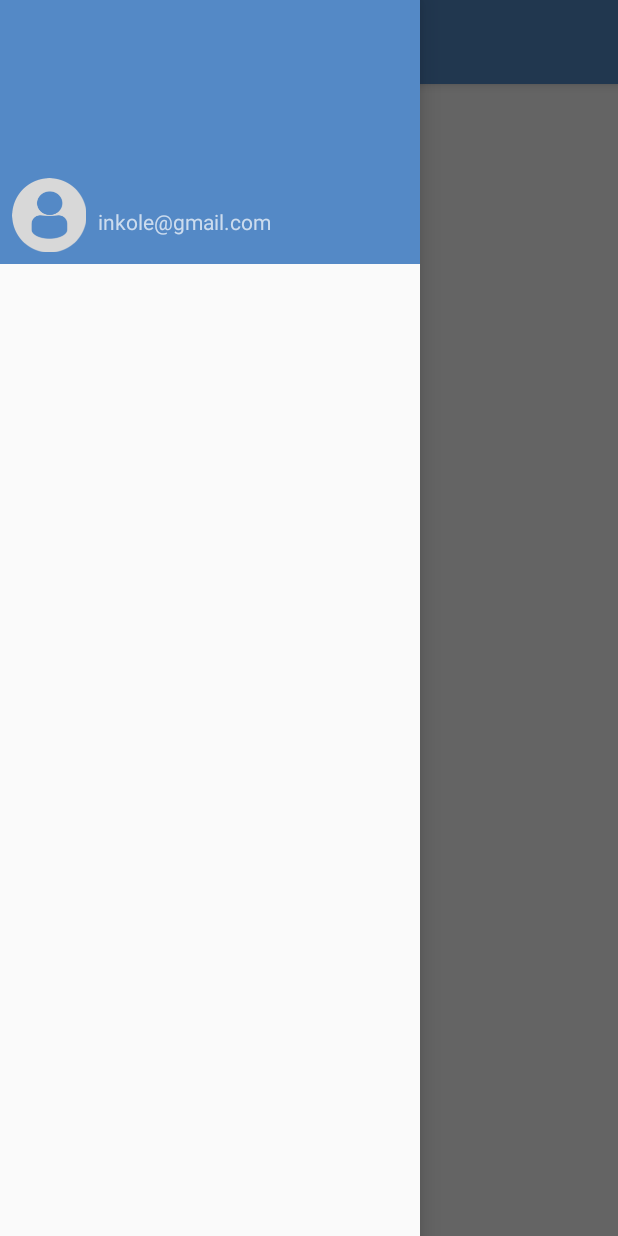
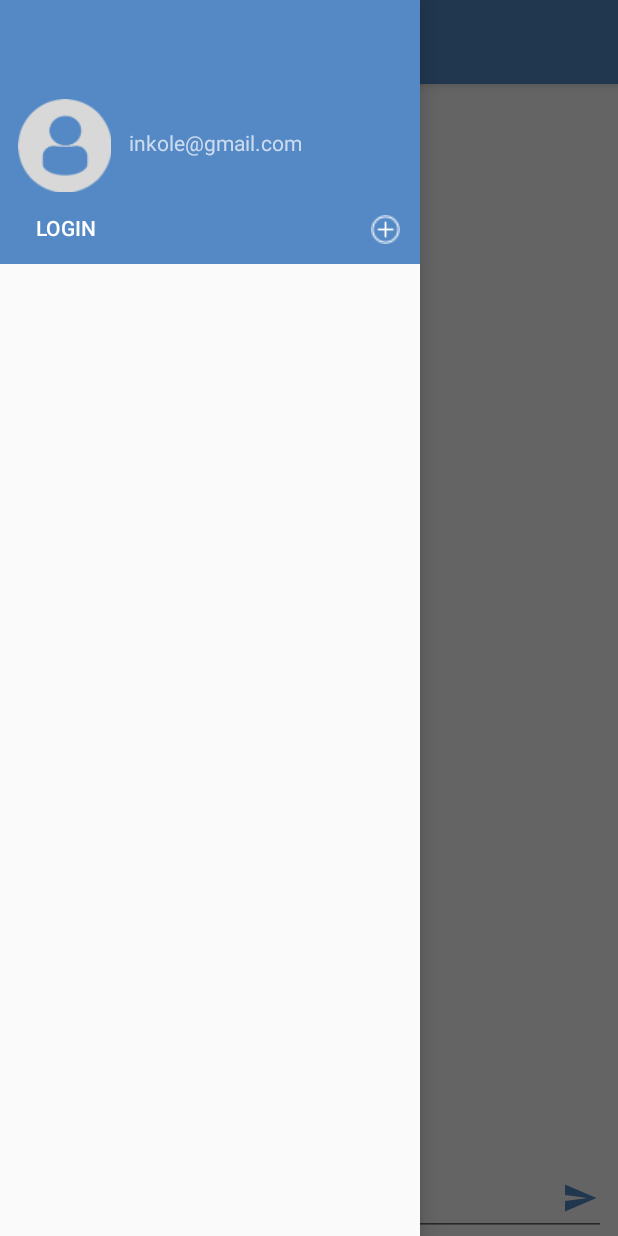
Before and after one commit to ivankollev/Smack, an Android app: the screen it shows after launch (MainActivity), with the side drawer open, on a phone screen of 412 x 824 dp. Run offline under Robolectric (Android 15) with nearby library versions, the phone set to English and light mode, and no system bars.

Commit message:
work on sidebar and main screen

```diff
--- a/app/src/main/java/com/example/ivankolev/smack/MainActivity.kt
+++ b/app/src/main/java/com/example/ivankolev/smack/MainActivity.kt
@@ -8,6 +8,7 @@ import android.support.v7.app.ActionBarDrawerToggle
 import android.support.v7.app.AppCompatActivity
 import android.view.Menu
 import android.view.MenuItem
+import android.view.View
 import kotlinx.android.synthetic.main.activity_main.*
 import kotlinx.android.synthetic.main.app_bar_main.*
 
@@ -31,4 +32,16 @@ class MainActivity : AppCompatActivity() {
             super.onBackPressed()
         }
     }
+
+    fun loginBtnNavClicked(view: View) {
+
+    }
+
+    fun addChannelClicked(view: View) {
+
+    }
+
+    fun sendMsgBtnClicked(view: View) {
+
+    }
 }
--- a/app/src/main/res/layout/content_main.xml
+++ b/app/src/main/res/layout/content_main.xml
@@ -8,13 +8,55 @@
     tools:context="com.example.ivankolev.smack.MainActivity"
     tools:showIn="@layout/app_bar_main">
 
+    <android.support.v7.widget.RecyclerView
+        android:id="@+id/messageListView"
+        android:layout_width="0dp"
+        android:layout_height="0dp"
+        android:layout_marginBottom="48dp"
+        android:layout_marginTop="32dp"
+        app:layout_constraintBottom_toBottomOf="parent"
+        app:layout_constraintEnd_toEndOf="parent"
+        app:layout_constraintHorizontal_bias="0.653"
+        app:layout_constraintStart_toStartOf="parent"
+        app:layout_constraintTop_toTopOf="parent" />
+
     <TextView
-        android:layout_width="wrap_content"
-        android:layout_height="wrap_content"
-        android:text="Hello World!"
-        app:layout_constraintBottom_toBottomOf="parent"
+        android:id="@+id/mainChannelName"
+        android:layout_width="0dp"
+        android:layout_height="17dp"
+        android:layout_marginTop="8dp"
+        android:text="Please Log in"
+        android:textAlignment="center"
         app:layout_constraintLeft_toLeftOf="parent"
         app:layout_constraintRight_toRightOf="parent"
         app:layout_constraintTop_toTopOf="parent" />
 
+    <EditText
+        android:id="@+id/messageTextField"
+        android:layout_width="0dp"
+        android:layout_height="wrap_content"
+        android:layout_marginEnd="8dp"
+        android:layout_marginStart="8dp"
+        android:ems="10"
+        android:hint="message:"
+        android:inputType="textMultiLine"
+        app:layout_constraintBottom_toBottomOf="parent"
+        app:layout_constraintEnd_toEndOf="parent"
+        app:layout_constraintStart_toStartOf="parent" />
+
+    <ImageButton
+        android:id="@+id/sendMessageBtn"
+        android:layout_width="35dp"
+        android:layout_height="35dp"
+        android:layout_marginBottom="8dp"
+        android:layout_marginEnd="8dp"
+        android:background="@android:color/transparent"
+        android:onClick="sendMsgBtnClicked"
+        android:tint="@color/colorPrimary"
+        app:layout_constraintBottom_toBottomOf="parent"
+        app:layout_constraintEnd_toEndOf="parent"
+        app:srcCompat="@drawable/ic_menu_send" />
+
+
+
 </android.support.constraint.ConstraintLayout>
--- a/app/src/main/res/layout/nav_header_main.xml
+++ b/app/src/main/res/layout/nav_header_main.xml
@@ -11,34 +11,61 @@
     tools:layout_editor_absoluteY="81dp">
 
     <ImageView
-        android:id="@+id/imageView"
-        android:layout_width="wrap_content"
-        android:layout_height="wrap_content"
+        android:id="@+id/userImageNavHeader"
+        android:layout_width="70dp"
+        android:layout_height="70dp"
         android:layout_marginBottom="8dp"
         android:layout_marginStart="8dp"
         android:paddingTop="@dimen/nav_header_vertical_spacing"
-        app:layout_constraintBottom_toBottomOf="parent"
+        app:layout_constraintBottom_toTopOf="@+id/loginBtnNavHeader"
         app:layout_constraintStart_toStartOf="parent"
         app:srcCompat="@drawable/profiledefault" />
 
     <TextView
-        android:id="@+id/textView2"
+        android:id="@+id/userNameNavHeader"
         android:layout_width="wrap_content"
         android:layout_height="wrap_content"
         android:layout_marginStart="8dp"
         android:paddingTop="@dimen/nav_header_vertical_spacing"
         android:textAppearance="@style/TextAppearance.AppCompat.Body1"
-        app:layout_constraintStart_toEndOf="@+id/imageView"
-        app:layout_constraintTop_toTopOf="@+id/imageView"
+        app:layout_constraintStart_toEndOf="@+id/userImageNavHeader"
+        app:layout_constraintTop_toTopOf="@+id/userImageNavHeader"
         tools:text="Inkole" />
 
     <TextView
-        android:id="@+id/textView"
+        android:id="@+id/userEmailNavHeader"
         android:layout_width="wrap_content"
         android:layout_height="wrap_content"
         android:layout_marginStart="8dp"
         android:text="inkole@gmail.com"
-        app:layout_constraintStart_toEndOf="@+id/imageView"
-        app:layout_constraintTop_toBottomOf="@+id/textView2" />
+        app:layout_constraintStart_toEndOf="@+id/userImageNavHeader"
+        app:layout_constraintTop_toBottomOf="@+id/userNameNavHeader" />
+
+    <Button
+        android:id="@+id/loginBtnNavHeader"
+        android:layout_width="wrap_content"
+        android:layout_height="32dp"
+        android:layout_marginBottom="8dp"
+        android:layout_marginStart="24dp"
+        android:background="@android:color/transparent"
+        android:onClick="loginBtnNavClicked"
+        android:text="Login"
+        android:textAlignment="viewStart"
+        app:layout_constraintBottom_toBottomOf="parent"
+        app:layout_constraintStart_toStartOf="parent" />
+
+    <ImageButton
+        android:id="@+id/addChannelBtn"
+        android:layout_width="30dp"
+        android:layout_height="30dp"
+        android:layout_marginBottom="8dp"
+        android:layout_marginEnd="8dp"
+        android:background="@android:color/transparent"
+        android:onClick="addChannelClicked"
+        android:padding="5dp"
+        android:scaleType="fitXY"
+        app:layout_constraintBottom_toBottomOf="parent"
+        app:layout_constraintEnd_toEndOf="parent"
+        app:srcCompat="@drawable/addchannelbutton" />
 
 </android.support.constraint.ConstraintLayout>
```
